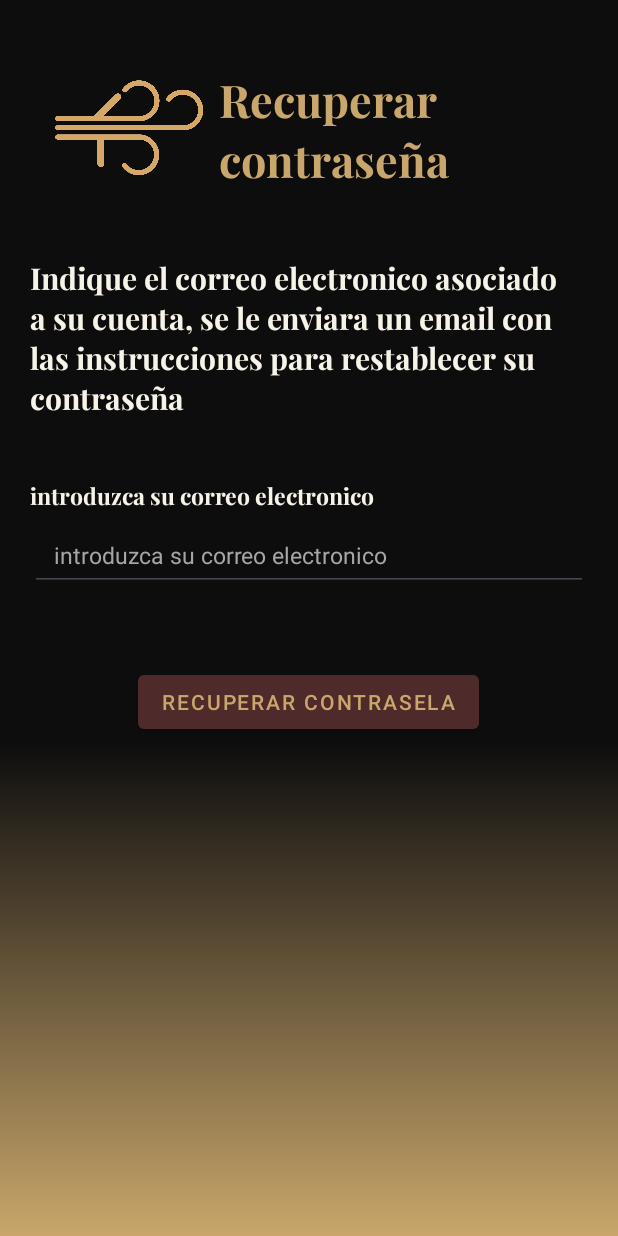
After one commit to XicYac52343/ProyectoNativas, an Android app: the RecuperarcontraFragment screen opened through its navigation route, on a phone screen of 412 x 824 dp. The commit adds this screen. Run offline under Robolectric (Android 15) with nearby library versions, the phone set to English and light mode, and no system bars; our stand-ins replace navigation-ui.

Commit message:
botones favoritos y fragmente recuperar contraseña

```diff
--- a/app/src/main/java/com/example/proyectonativas/LoginregistroActivity.kt
+++ b/app/src/main/java/com/example/proyectonativas/LoginregistroActivity.kt
@@ -34,6 +34,7 @@ class LoginregistroActivity : AppCompatActivity()  {
             setOf(
                 R.id.iniciosesion,
                 R.id.registro,
+                R.id.RecuperarFragment
             ),
             drawerLayout
         )
--- a/app/src/main/java/com/example/proyectonativas/SplashActivity.kt
+++ b/app/src/main/java/com/example/proyectonativas/SplashActivity.kt
@@ -18,7 +18,7 @@ class SplashActivity : AppCompatActivity () {
             val intent = Intent(this, LoginregistroActivity::class.java)
             startActivity(intent)
             finish()
-        },3000)
+        },1500)
     }
 
     override fun onStart() {
--- /dev/null
+++ b/app/src/main/java/com/example/proyectonativas/fragments/RecuperarcontraFragment.kt
@@ -0,0 +1,59 @@
+package com.example.proyectonativas.fragments
+
+import android.content.Context
+import android.content.Intent
+import android.content.SharedPreferences
+import android.os.Bundle
+import android.view.LayoutInflater
+import android.view.View
+import android.view.ViewGroup
+import android.widget.Button
+import android.widget.EditText
+import android.widget.TextView
+import android.widget.Toast
+import androidx.fragment.app.Fragment
+import com.example.proyectonativas.LoginregistroActivity
+import com.example.proyectonativas.R
+
+class RecuperarcontraFragment : Fragment() {
+
+
+    private lateinit var btnRecuperar: Button
+    private lateinit var correoGuardado: String
+    private lateinit var correoIntruducido: EditText
+    private lateinit var sharedPreference: SharedPreferences
+
+    override fun onCreateView(
+        inflater: LayoutInflater,
+        container: ViewGroup?,
+        savedInstanceState: Bundle?
+    ): View? {
+        val view = inflater.inflate(R.layout.fragment_recuperacion, container, false)
+
+        sharedPreference = requireActivity().getSharedPreferences("UserData", Context.MODE_PRIVATE)
+        btnRecuperar = view.findViewById(R.id.btn_recuperar)
+
+
+        btnRecuperar.setOnClickListener {
+            correoGuardado = sharedPreference.getString("correo", "Useremail") ?: "Useremail";
+            correoIntruducido = view.findViewById(R.id.recontrasena_correo);
+            val asigCorreo = correoIntruducido.text.toString().trim();
+
+            if (asigCorreo == correoGuardado) {
+                Toast.makeText(
+                    requireContext(), "Se ha enviado un correo de recuperacion de contraseña email $correoGuardado", Toast.LENGTH_SHORT).show()
+                rediLogin()
+            } else {
+                Toast.makeText(requireContext(), "el correo no ha sido encontrado", Toast.LENGTH_SHORT).show()
+            }
+
+        }
+        return view
+        }
+
+    private fun rediLogin() {
+        val intent = Intent(requireContext(), LoginregistroActivity::class.java)
+        startActivity(intent)
+        requireActivity().finish()
+    }
+}
--- a/app/src/main/java/com/example/proyectonativas/fragments/iniciosesionFragment.kt
+++ b/app/src/main/java/com/example/proyectonativas/fragments/iniciosesionFragment.kt
@@ -18,6 +18,7 @@ import com.example.proyectonativas.R
 
 class iniciosesionFragment : Fragment() {
 
+    private lateinit var linkcontrasena: TextView
     private lateinit var btniniciarsesion: Button
     private lateinit var sharedPreference: SharedPreferences
     private lateinit var getTextCorreo: String
@@ -46,9 +47,13 @@ class iniciosesionFragment : Fragment() {
             iniciarSesion()
         }
 
+        linkcontrasena = view.findViewById(R.id.Olvidemicontraseña)
+        linkcontrasena.setOnClickListener {
+            findNavController(this).navigate(R.id.RecuperarFragment)
+        }
+
         Linkregistrarse=view.findViewById(R.id.texts2registro)
             Linkregistrarse.setOnClickListener {
-
             findNavController(this).navigate(R.id.registro)
         }
 
--- a/app/src/main/res/layout/activity_loginregistro.xml
+++ b/app/src/main/res/layout/activity_loginregistro.xml
@@ -27,6 +27,7 @@
         android:layout_height="wrap_content"
         android:id="@+id/nav_view"
         android:layout_gravity="start"
-        android:gravity="start"/>
+        android:gravity="start"
+        />
 
 </androidx.drawerlayout.widget.DrawerLayout>
--- a/app/src/main/res/layout/activity_main.xml
+++ b/app/src/main/res/layout/activity_main.xml
@@ -8,8 +8,8 @@
     tools:context=".MainActivity"
     android:background="@color/negro">
 <LinearLayout
-    android:layout_width="wrap_content"
-    android:layout_height="wrap_content"
+    android:layout_width="match_parent"
+    android:layout_height="match_parent"
     android:orientation="vertical">
 
     <androidx.appcompat.widget.Toolbar
--- a/app/src/main/res/layout/fragment_iniciosesion.xml
+++ b/app/src/main/res/layout/fragment_iniciosesion.xml
@@ -40,7 +40,7 @@
         android:textSize="15sp"
         android:layout_marginVertical="15sp"
         android:layout_gravity="center_horizontal"
-        android:gravity="center"/>
+       />
 
     <EditText
         style="@style/Edittex"
@@ -63,7 +63,7 @@
         android:layout_width="wrap_content"
         android:layout_height="wrap_content"
         android:layout_marginTop="10sp"
-        android:text="Olvidé mi contraseña"
+        android:text="@string/LinkRecuperarContra"
         android:textSize="30sp"
         android:fontFamily="@font/playfair_display_bold"
         android:layout_gravity="center_horizontal"
--- /dev/null
+++ b/app/src/main/res/layout/fragment_recuperacion.xml
@@ -0,0 +1,85 @@
+<?xml version="1.0" encoding="utf-8"?>
+<ScrollView xmlns:android="http://schemas.android.com/apk/res/android"
+    android:layout_width="match_parent"
+    android:layout_height="match_parent"
+    xmlns:app="http://schemas.android.com/apk/res-auto"
+    style="@style/fondo">
+
+    <LinearLayout
+        android:layout_width="match_parent"
+        android:layout_height="wrap_content"
+        android:orientation="vertical"
+        android:padding="20sp">
+
+    <androidx.appcompat.widget.Toolbar
+        android:layout_width="match_parent"
+        android:layout_height="130dp"
+        android:id="@+id/headerrecuperar">
+
+        <LinearLayout
+            android:layout_width="match_parent"
+            android:layout_height="wrap_content"
+            android:orientation="horizontal">
+            <ImageView
+                android:layout_width="100dp"
+                android:layout_height="wrap_content"
+                app:srcCompat="@drawable/logo"/>
+        <TextView
+            android:layout_width="wrap_content"
+            android:layout_height="wrap_content"
+            android:text="@string/titleRecuperar"
+            android:layout_gravity="center"
+            android:fontFamily="@font/playfair_display_bold"
+            android:textColor="@color/dorado"
+            android:textSize="30sp"
+            android:layout_marginStart="10sp"/>
+
+        </LinearLayout>
+    </androidx.appcompat.widget.Toolbar>
+
+        <TextView
+            android:id="@+id/recontrasena"
+            android:layout_width="wrap_content"
+            android:layout_height="wrap_content"
+            android:layout_marginTop="20dp"
+            android:fontFamily="@font/playfair_display_bold"
+            android:text="@string/textRecuperar"
+            android:textColor="@color/blanco"
+            android:textSize="20sp" />
+
+        <TextView
+            android:id="@+id/text_recontrasena_correo"
+            android:layout_width="match_parent"
+            android:layout_height="wrap_content"
+            android:layout_marginTop="40dp"
+            android:fontFamily="@font/playfair_display_bold"
+            android:text="@string/labelcorreoRecu"
+            android:textColor="@color/blanco"
+            android:textSize="15sp"/>
+
+        <EditText
+            style="@style/Edittex"
+            android:id="@+id/recontrasena_correo"
+            android:layout_width="match_parent"
+            android:layout_height="48dp"
+            android:ems="40"
+            android:hint="@string/labelcorreoRecu"
+            android:inputType="text"
+            android:textColor="@color/dorado"
+            android:textSize="15sp"
+            android:layout_marginTop="5dp"/>
+
+        <Button
+            style="@style/Widget.MaterialComponents.Button"
+            android:layout_marginTop="50sp"
+            android:id="@+id/btn_recuperar"
+            android:layout_width="wrap_content"
+            android:layout_height="wrap_content"
+            android:textColor="@color/dorado"
+            android:text="@string/btnrecuperar"
+            app:backgroundTint="@color/burdeos"
+            android:layout_gravity="center"
+          />
+    </LinearLayout>
+
+</ScrollView>
--- a/app/src/main/res/layout/tiendas_fragment.xml
+++ b/app/src/main/res/layout/tiendas_fragment.xml
@@ -1,12 +1,14 @@
 <?xml version="1.0" encoding="utf-8"?>
 <androidx.constraintlayout.widget.ConstraintLayout xmlns:android="http://schemas.android.com/apk/res/android"
+    style="@style/fondo"
     android:layout_width="match_parent"
     android:layout_height="match_parent"
-    android:background="@color/negro"
     xmlns:app="http://schemas.android.com/apk/res-auto"
-    android:padding="20sp">
+    android:padding="20sp"
+    >
 
     <LinearLayout
+
         android:layout_width="match_parent"
         android:layout_height="match_parent"
         android:orientation="vertical">
--- a/app/src/main/res/navigation/nav_graph.xml
+++ b/app/src/main/res/navigation/nav_graph.xml
@@ -13,4 +13,8 @@
         android:name="com.example.proyectonativas.fragments.RegistroFragment"
         app:defaultNavHost="true"/>
 
+    <fragment android:id="@+id/RecuperarFragment"
+        android:name="com.example.proyectonativas.fragments.RecuperarcontraFragment"
+        app:defaultNavHost="true"/>
+
 </navigation>
--- a/app/src/main/res/navigation/nav_graph2.xml
+++ b/app/src/main/res/navigation/nav_graph2.xml
@@ -24,9 +24,7 @@
         android:name="com.example.proyectonativas.fragments.PerfilFragment"
         app:defaultNavHost="true"/>
 
-    <activity android:id="@+id/CerrarSesion"
-        android:name="com.example.proyectonativas.LoginActivity"
-        app:defaultNavHost="true"/>
+
 
 
 
--- a/app/src/main/res/values/strings.xml
+++ b/app/src/main/res/values/strings.xml
@@ -60,5 +60,10 @@
     <string name="perfilTitle">Perfil</string>
     <string name="btneditinfo">Editar Informacion</string>
     <string name="btnsave">Guardar Información</string>
+    <string name="titleRecuperar">Recuperar contraseña</string>
+    <string name="textRecuperar">Indique el correo electronico asociado a su cuenta, se le enviara un email con las instrucciones para restablecer su contraseña</string>
+    <string name="labelcorreoRecu">introduzca su correo electronico</string>
+    <string name="btnrecuperar">Recuperar Contrasela</string>
+    <string name="LinkRecuperarContra">Olvidé mi contraseña</string>
 
 </resources>
```
Also changed, not shown: app/src/main/java/com/example/proyectonativas/fragments/FavoritoFragment.kt (+36 -0 lines), app/src/main/res/layout/fragment_editperfil.xml (+11 -11 lines), app/src/main/res/layout/fragment_perfil.xml (+11 -11 lines).
